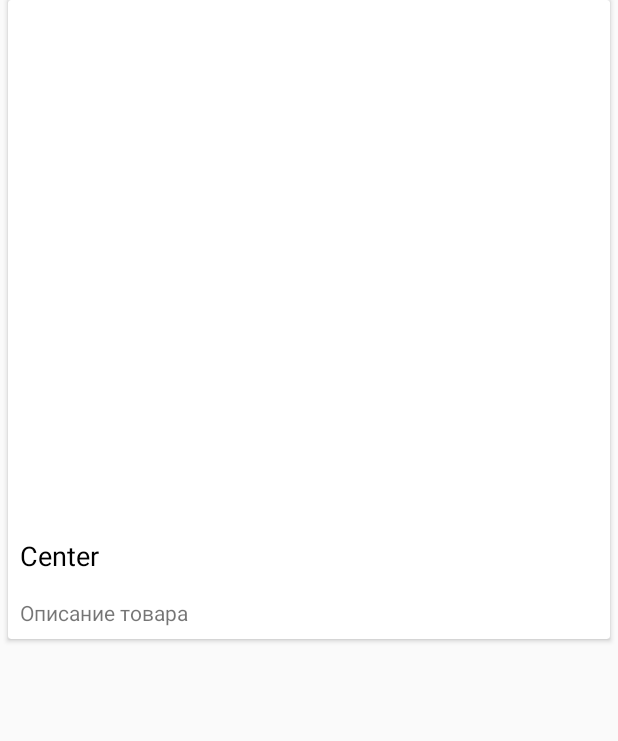
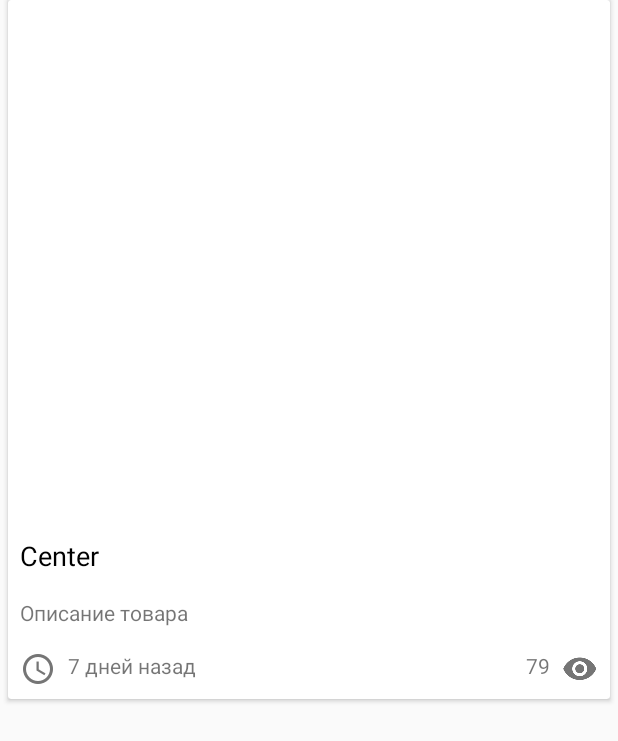
Before and after one commit to Elbar/OobaApp, an Android app: the layout layout_public.xml on its own in the app's theme, with its tools: preview values and no code run, on a phone screen of 412 x 824 dp. Shown: the top 741 px of the screen. Run offline under Robolectric (Android 15) with nearby library versions, the phone set to English and light mode, and no system bars.

Commit message:
+Added ic_clock| * modified layout_public

```diff
--- a/app/src/main/res/layout/layout_public.xml
+++ b/app/src/main/res/layout/layout_public.xml
@@ -44,6 +44,33 @@
                 android:maxLines="2"
                 android:text="Описание товара" />
 
+
+            <TextView
+                android:id="@id/public_good_agotime_tv"
+                android:layout_width="wrap_content"
+                android:layout_height="wrap_content"
+                android:layout_below="@id/public_good_info_tv"
+                android:gravity="left"
+                android:drawableLeft="@drawable/ic_clock"
+                android:padding="8dp"
+                android:drawablePadding="8dp"
+                android:maxLines="2"
+                android:text="7 дней назад" />
+
+            <TextView
+                android:id="@id/public_good_views_tv"
+                android:layout_width="wrap_content"
+                android:layout_height="wrap_content"
+                android:layout_below="@id/public_good_info_tv"
+                android:gravity="right"
+                android:layout_alignParentRight="true"
+                android:drawableRight="@drawable/ic_eye"
+                android:drawablePadding="8dp"
+                android:padding="8dp"
+                android:maxLines="2"
+                android:text="79" />
+
+
         </RelativeLayout>
 
     </android.support.v7.widget.CardView>
--- a/app/src/main/res/values/ids.xml
+++ b/app/src/main/res/values/ids.xml
@@ -87,5 +87,7 @@
     <item name="public_good_info_tv" type="id" />
     <item name="public_iv" type="id" />
     <item name="public_cv" type="id" />
+    <item name="public_good_agotime_tv" type="id" />
+    <item name="public_good_views_tv" type="id" />
 
 </resources>
```
Also changed, not shown: app/src/main/java/com/kg/vista/ooba/adapter/PublicRVAdapter.java (+7 -0 lines), app/src/main/res/drawable/clock.xml (added, +8 -0 lines), app/src/main/res/drawable-hdpi/ic_clock.png (added), app/src/main/res/drawable-mdpi/ic_clock.png (added), app/src/main/res/drawable-xhdpi/ic_clock.png (added), app/src/main/res/drawable-xxhdpi/ic_clock.png (added), app/src/main/res/drawable-xxxhdpi/ic_clock.png (added).
